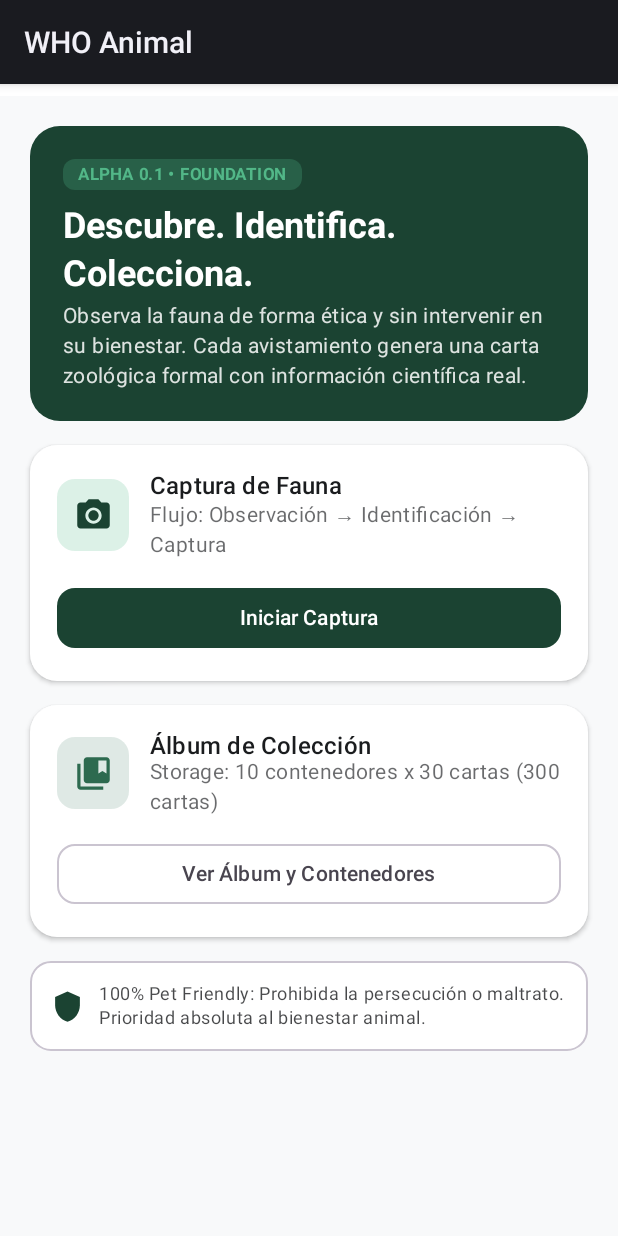
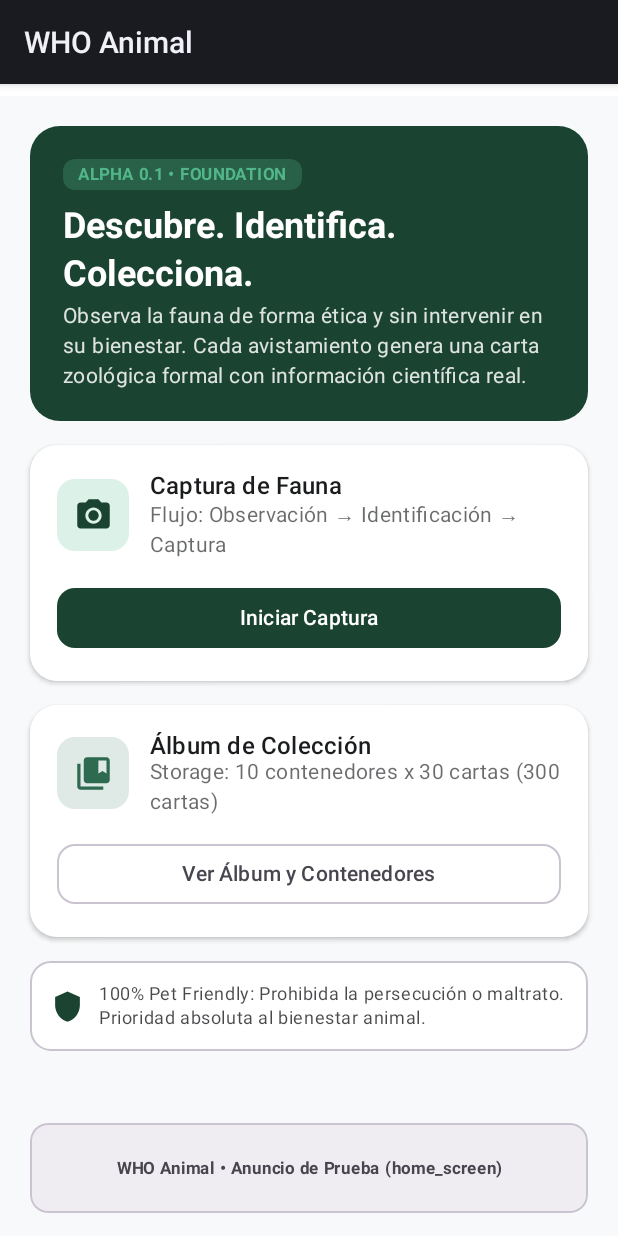
Before and after one commit to d4ms36/whoanimal, an Android app built with Jetpack Compose: the HomeScreen screen opened through its navigation route, on a phone screen of 412 x 824 dp. Run offline under Robolectric (Android 15) with nearby library versions, the light colour scheme and no system bars; our stand-ins replace Room's generated code.

Commit message:
feat(ad): decouple AdService contract and infrastructure stubs

```diff
--- /dev/null
+++ b/android/app/src/main/java/com/whoanimal/app/domain/ad/AdPlacement.kt
@@ -0,0 +1,39 @@
+package com.whoanimal.app.domain.ad
+
+/**
+ * Representa los puntos semánticos de exhibición (placements) dentro de WHO Animal.
+ *
+ * Conforme a PRODUCT_RULES.md (Regla 8) y PRODUCT_VISION.md:
+ * - La publicidad está estrictamente prohibida en zonas críticas de la experiencia:
+ *   cámara, identificación, revelación de carta, revisión, lectura científica y combates.
+ */
+enum class AdPlacement(
+    val placementName: String,
+    val isProtected: Boolean
+) {
+    // =========================================================================
+    // ZONAS PERMITIDAS (Secondary & Transition Surfaces)
+    // =========================================================================
+    HOME("home_screen", false),
+    COLLECTION("collection_vault", false),
+    SHOP("shop_cosmetics", false),
+    PROFILE("profile_screen", false),
+    REWARDS("rewards_hub", false),
+
+    // =========================================================================
+    // ZONAS PROTEGIDAS (Prohibición estricta de publicidad)
+    // =========================================================================
+    CAPTURE("capture_camera", true),
+    IDENTIFICATION("identification_processing", true),
+    CARD_REVEAL("card_reveal_animation", true),
+    CARD_REVIEW("card_inspection", true),
+    ENCYCLOPEDIA_READING("encyclopedia_reading", true),
+    COMBAT_PVP("combat_pvp_duel", true);
+
+    companion object {
+        /**
+         * Devuelve true si el placement indicado pertenece a las zonas protegidas libres de anuncios.
+         */
+        fun isZoneProtected(placement: AdPlacement): Boolean = placement.isProtected
+    }
+}
--- /dev/null
+++ b/android/app/src/main/java/com/whoanimal/app/domain/ad/AdService.kt
@@ -0,0 +1,62 @@
+package com.whoanimal.app.domain.ad
+
+/**
+ * Contrato de dominio desacoplado para servicios publicitarios en WHO Animal.
+ *
+ * Principio rector:
+ * Si AdService no está disponible, falla o se desactiva, WHO Animal debe continuar
+ * operando con total normalidad. El Core Loop jamás debe importar clases de un SDK de publicidad.
+ */
+interface AdService {
+
+    /**
+     * Consulta si un banner publicitario está disponible para el placement solicitado.
+     * Retorna false inmediatamente si el placement es una zona protegida.
+     */
+    fun isBannerAvailable(placement: AdPlacement): Boolean
+
+    /**
+     * Consulta si un anuncio Interstitial está disponible y cumple la política de frecuencia.
+     * Retorna false inmediatamente si el placement es una zona protegida.
+     */
+    fun isInterstitialAvailable(placement: AdPlacement): Boolean
+
+    /**
+     * Consulta si un anuncio bonificado (Rewarded) está disponible para exhibición opt-in.
+     */
+    fun isRewardedAvailable(placement: AdPlacement): Boolean
+
+    /**
+     * Solicita mostrar un anuncio Interstitial.
+     * Ejecuta [onClosed] al finalizar o descartar, y devuelve el resultado detallado.
+     */
+    fun showInterstitial(
+        placement: AdPlacement,
+        onClosed: () -> Unit = {}
+    ): AdShowResult
+
+    /**
+     * Solicita mostrar un anuncio bonificado (Rewarded).
+     * Comunica el resultado explícito ([RewardResult.Granted], [RewardResult.DismissedWithoutReward], etc.)
+     * a través del callback [onResult].
+     */
+    fun showRewarded(
+        placement: AdPlacement,
+        onResult: (RewardResult) -> Unit
+    )
+
+    /**
+     * Proporciona acceso a la política de frecuencia activa.
+     */
+    fun getFrequencyPolicy(): FrequencyPolicy
+
+    /**
+     * Indica si la publicidad está globalmente habilitada en el servicio.
+     */
+    fun isAdsEnabled(): Boolean
+
+    /**
+     * Activa o desactiva globalmente la exhibición de anuncios.
+     */
+    fun setAdsEnabled(enabled: Boolean)
+}
--- /dev/null
+++ b/android/app/src/main/java/com/whoanimal/app/ui/components/ad/AdBannerSlot.kt
@@ -0,0 +1,50 @@
+package com.whoanimal.app.ui.components.ad
+
+import androidx.compose.foundation.background
+import androidx.compose.foundation.border
+import androidx.compose.foundation.layout.Box
+import androidx.compose.foundation.layout.fillMaxWidth
+import androidx.compose.foundation.layout.height
+import androidx.compose.material3.MaterialTheme
+import androidx.compose.material3.Text
+import androidx.compose.runtime.Composable
+import androidx.compose.ui.Alignment
+import androidx.compose.ui.Modifier
+import androidx.compose.ui.draw.clip
+import androidx.compose.ui.res.stringResource
+import androidx.compose.ui.text.font.FontWeight
+import androidx.compose.ui.text.style.TextAlign
+import androidx.compose.ui.unit.dp
+import com.whoanimal.app.R
+import com.whoanimal.app.domain.ad.AdPlacement
+import com.whoanimal.app.domain.ad.AdService
+
+@Composable
+fun AdBannerSlot(
+    placement: AdPlacement,
+    adService: AdService,
+    modifier: Modifier = Modifier
+) {
+    if (adService.isAdsEnabled() && adService.isBannerAvailable(placement)) {
+        Box(
+            modifier = modifier
+                .fillMaxWidth()
+                .height(60.dp)
+                .clip(MaterialTheme.shapes.medium)
+                .background(MaterialTheme.colorScheme.surfaceVariant.copy(alpha = 0.5f))
+                .border(
+                    width = 1.dp,
+                    color = MaterialTheme.colorScheme.outlineVariant,
+                    shape = MaterialTheme.shapes.medium
+                ),
+            contentAlignment = Alignment.Center
+        ) {
+            Text(
+                text = stringResource(R.string.ad_stub_banner_label, placement.placementName),
+                style = MaterialTheme.typography.labelSmall.copy(fontWeight = FontWeight.Bold),
+                color = MaterialTheme.colorScheme.onSurfaceVariant,
+                textAlign = TextAlign.Center
+            )
+        }
+    }
+}
--- a/android/app/src/main/java/com/whoanimal/app/ui/navigation/AppNavHost.kt
+++ b/android/app/src/main/java/com/whoanimal/app/ui/navigation/AppNavHost.kt
@@ -32,6 +32,8 @@ import com.whoanimal.app.domain.model.DecisionStatus
 import com.whoanimal.app.domain.model.IdentificationDecisionContract
 import com.whoanimal.app.domain.model.ObservationContract
 import com.whoanimal.app.domain.repository.CollectionStorageRepository
+import com.whoanimal.app.data.ad.StubAdService
+import com.whoanimal.app.domain.ad.AdService
 import com.whoanimal.app.domain.service.CardGeneratorService
 import com.whoanimal.app.ui.screens.card.CardPresentationMode
 import com.whoanimal.app.ui.screens.card.CardPresentationScreen
@@ -47,7 +49,8 @@ fun AppNavHost(
     startDestination: String = NavDestination.Splash.route,
     profileRepository: ProfileRepository? = null,
     storageRepository: CollectionStorageRepository? = null,
-    cardGenerator: CardGeneratorService? = null
+    cardGenerator: CardGeneratorService? = null,
+    adService: AdService? = null
 ) {
     val context = LocalContext.current
     val scope = rememberCoroutineScope()
@@ -62,6 +65,8 @@ fun AppNavHost(
     }
 
     val effectiveCardGenerator = cardGenerator ?: remember { CardGeneratorService() }
+
+    val effectiveAdService = adService ?: remember { StubAdService() }
 
     var currentIdentificationResult by remember { mutableStateOf<IdentificationResultContract?>(null) }
     var currentCapturedImagePath by remember { mutableStateOf<String?>(null) }
@@ -116,7 +121,8 @@ fun AppNavHost(
                 onNavigateToCollection = {
                     navController.navigate(NavDestination.Collection.route)
                 },
-                profileRepository = effectiveProfileRepository
+                profileRepository = effectiveProfileRepository,
+                adService = effectiveAdService
             )
         }
 
--- a/android/app/src/main/java/com/whoanimal/app/ui/screens/home/HomeScreen.kt
+++ b/android/app/src/main/java/com/whoanimal/app/ui/screens/home/HomeScreen.kt
@@ -54,6 +54,10 @@ import androidx.compose.runtime.mutableStateOf
 import androidx.compose.runtime.remember
 import androidx.compose.runtime.setValue
 import com.whoanimal.app.domain.repository.ProfileRepository
+import com.whoanimal.app.data.ad.StubAdService
+import com.whoanimal.app.domain.ad.AdPlacement
+import com.whoanimal.app.domain.ad.AdService
+import com.whoanimal.app.ui.components.ad.AdBannerSlot
 
 @OptIn(ExperimentalMaterial3Api::class)
 @Composable
@@ -61,9 +65,11 @@ fun HomeScreen(
     onNavigateToCapture: () -> Unit,
     onNavigateToCollection: () -> Unit,
     modifier: Modifier = Modifier,
-    profileRepository: ProfileRepository? = null
+    profileRepository: ProfileRepository? = null,
+    adService: AdService? = null
 ) {
     var explorerName by remember { mutableStateOf<String?>(null) }
+    val effectiveAdService = adService ?: remember { StubAdService() }
 
     LaunchedEffect(profileRepository) {
         explorerName = profileRepository?.getActiveProfile()?.explorerName
@@ -305,6 +311,15 @@ fun HomeScreen(
                     )
                 }
             }
+
+            Spacer(modifier = Modifier.height(16.dp))
+
+            // Ad Slot (Bottom of Home)
+            AdBannerSlot(
+                placement = AdPlacement.HOME,
+                adService = effectiveAdService,
+                modifier = Modifier.fillMaxWidth()
+            )
         }
     }
 }
--- a/android/app/src/main/res/values/strings.xml
+++ b/android/app/src/main/res/values/strings.xml
@@ -187,7 +187,11 @@
     <string name="card_flip_hint_front">Carta de %1$s. Mostrando frente visual. Toca dos veces para voltear y ver datos zoológicos y lore.</string>
     <string name="card_flip_hint_back">Carta de %1$s. Mostrando reverso zoológico. Toca dos veces para voltear al frente.</string>
     <string name="collection_card_item_description">%1$s, %2$s. Espécimen número %3$d en ranura %4$d. %5$s. Toca dos veces para abrir la carta.</string>
-    <string name="collection_container_chip_description">Contenedor %1$d. %2$s.</string>
     <string name="identification_confidence_description">Nivel de certeza de identificación: %1$d por ciento</string>
     <string name="identification_top_candidate_label">Candidato zoológico principal</string>
+    <string name="collection_container_chip_description">Contenedor %1$s</string>
+
+    <!-- Decoupled Advertising (WHO-025) -->
+    <string name="ad_stub_banner_label">WHO Animal • Anuncio de Prueba (%1$s)</string>
+    <string name="ad_banner_a11y_description">Espacio publicitario de prueba</string>
 </resources>
```
Also changed, not shown: android/app/src/main/java/com/whoanimal/app/data/ad/NoOpAdService.kt (added, +48 -0 lines), android/app/src/main/java/com/whoanimal/app/data/ad/StubAdService.kt (added, +128 -0 lines), android/app/src/main/java/com/whoanimal/app/domain/ad/AdResults.kt (added, +64 -0 lines), android/app/src/main/java/com/whoanimal/app/domain/ad/FrequencyPolicy.kt (added, +67 -0 lines), 1 other file.
